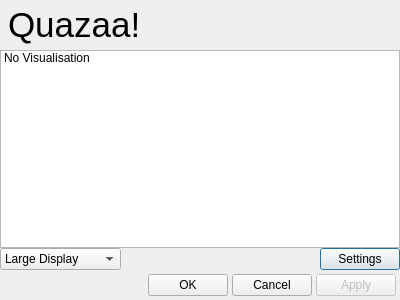
Old version of the form Quazaa/UI/dialogselectvisualisation.ui in the repository c3c/quazaa.
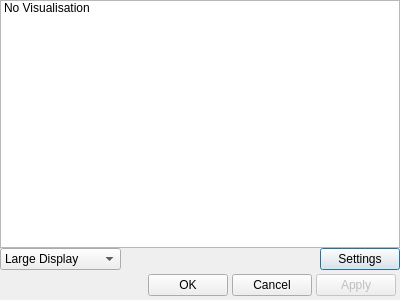
New version of the form. Icons and pictures are not drawn.

Patch:
```diff
--- a/Quazaa/UI/dialogselectvisualisation.ui
+++ b/Quazaa/UI/dialogselectvisualisation.ui
@@ -40,66 +40,6 @@
     <number>0</number>
    </property>
    <item row="0" column="0">
-    <widget class="QFrame" name="frameCommonHeader">
-     <property name="minimumSize">
-      <size>
-       <width>0</width>
-       <height>50</height>
-      </size>
-     </property>
-     <property name="maximumSize">
-      <size>
-       <width>16777215</width>
-       <height>50</height>
-      </size>
-     </property>
-     <property name="frameShape">
-      <enum>QFrame::NoFrame</enum>
-     </property>
-     <property name="frameShadow">
-      <enum>QFrame::Raised</enum>
-     </property>
-     <layout class="QGridLayout" name="gridLayout_23">
-      <property name="margin">
-       <number>1</number>
-      </property>
-      <property name="spacing">
-       <number>0</number>
-      </property>
-      <item row="0" column="0">
-       <widget class="QLabel" name="labelLogo">
-        <property name="styleSheet">
-         <string notr="true">background-color: transparent;</string>
-        </property>
-        <property name="text">
-         <string/>
-        </property>
-        <property name="pixmap">
-         <pixmap resource="../Resource.qrc">:/Resource/Quazaa48.png</pixmap>
-        </property>
-       </widget>
-      </item>
-      <item row="0" column="1">
-       <widget class="QLabel" name="labelHeaderText">
-        <property name="sizePolicy">
-         <sizepolicy hsizetype="MinimumExpanding" vsizetype="Preferred">
-          <horstretch>0</horstretch>
-          <verstretch>0</verstretch>
-         </sizepolicy>
-        </property>
-        <property name="text">
-         <string notr="true">&lt;!DOCTYPE HTML PUBLIC &quot;-//W3C//DTD HTML 4.0//EN&quot; &quot;http://www.w3.org/TR/REC-html40/strict.dtd&quot;&gt;
-&lt;html&gt;&lt;head&gt;&lt;meta name=&quot;qrichtext&quot; content=&quot;1&quot; /&gt;&lt;style type=&quot;text/css&quot;&gt;
-p, li { white-space: pre-wrap; }
-&lt;/style&gt;&lt;/head&gt;&lt;body style=&quot; font-family:'MS Shell Dlg 2'; font-size:8.25pt; font-weight:400; font-style:normal;&quot;&gt;
-&lt;p style=&quot; margin-top:0px; margin-bottom:0px; margin-left:0px; margin-right:0px; -qt-block-indent:0; text-indent:0px;&quot;&gt;&lt;span style=&quot; font-size:26pt;&quot;&gt;Quazaa!&lt;/span&gt;&lt;/p&gt;&lt;/body&gt;&lt;/html&gt;</string>
-        </property>
-       </widget>
-      </item>
-     </layout>
-    </widget>
-   </item>
-   <item row="1" column="0">
     <widget class="QListWidget" name="listWidgetVisualisation">
      <item>
       <property name="text">
```
Left out of the diff: 4 changed lines with no effect on the pictures.
